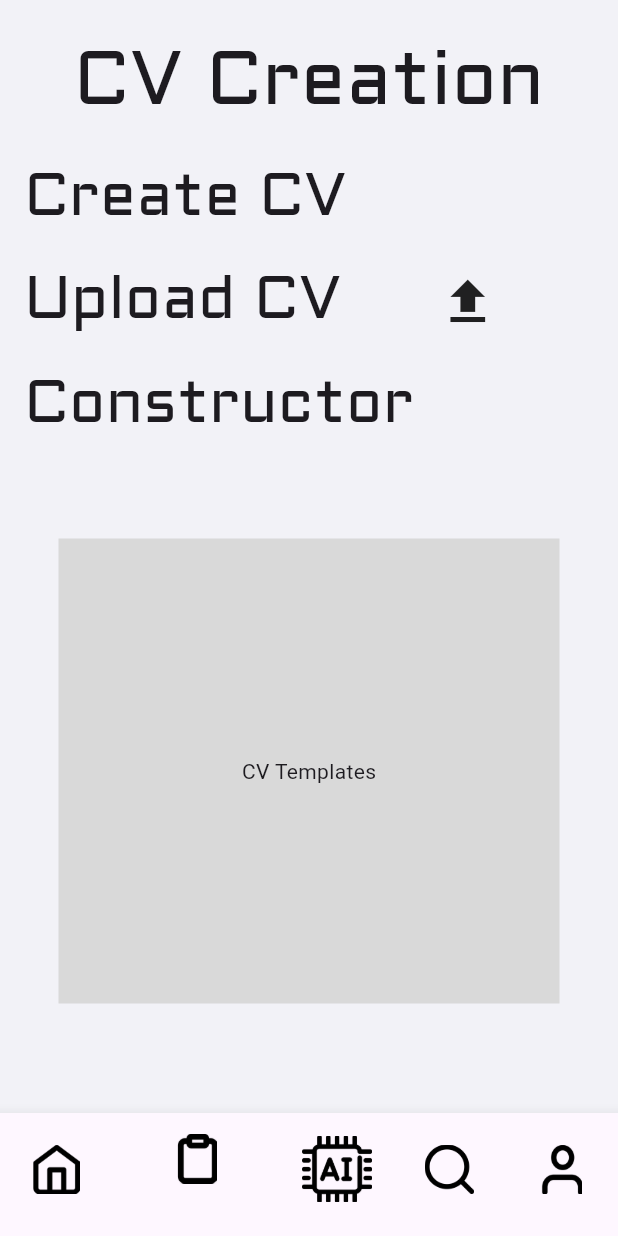
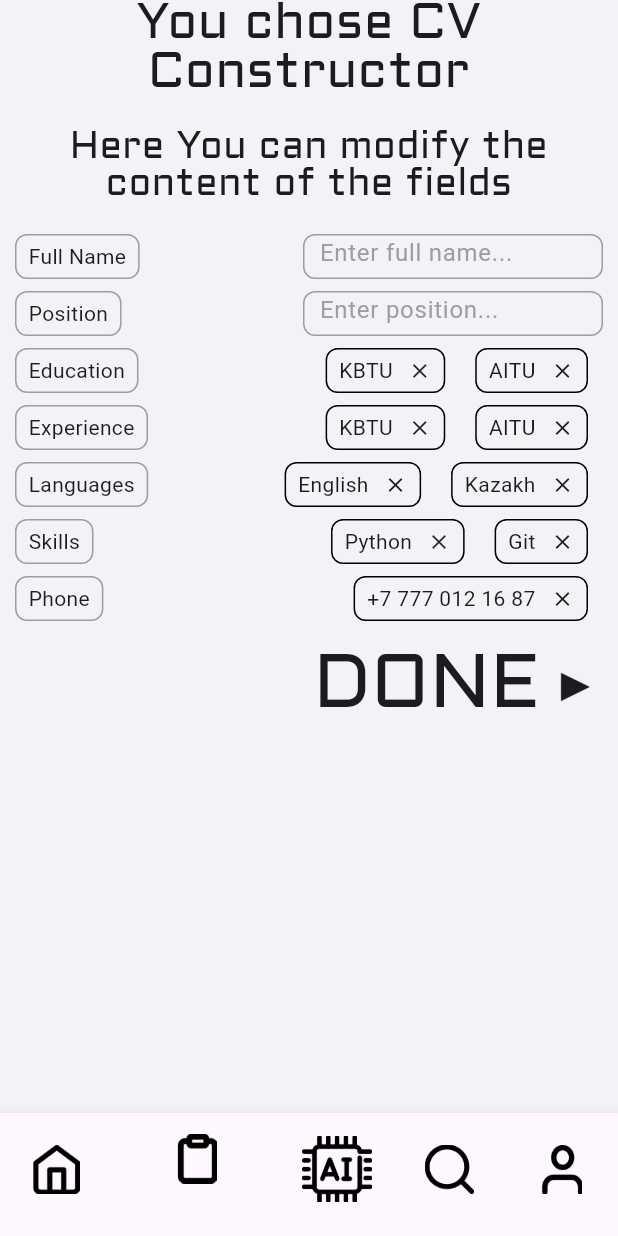
Before and after one commit to diasyerlan/RM-AI, a Flutter app: the screen it shows after launch, after a tap on "Resume Creation", after a tap on "Constructor", on a phone screen of 412 x 824 dp. Run offline on Flutter 3.47's test engine with Material 3 defaults, Android fonts, the light colour scheme and no system bars; our stand-ins replace carousel_slider, dash_chat_2, flutter_gemini, smooth_page_indicator.

Commit message:
feat: create basic ui for cv creation

```diff
--- a/lib/ai page/ai.dart
+++ b/lib/ai page/ai.dart
@@ -1,14 +1,43 @@
+import 'package:dash_chat_2/dash_chat_2.dart';
 import 'package:flutter/material.dart';
+import 'package:flutter_gemini/flutter_gemini.dart';
 
-class AI extends StatelessWidget {
-  const AI({super.key});
+class AI extends StatefulWidget {
+  AI({super.key});
+
+  @override
+  State<AI> createState() => _AIState();
+}
+
+class _AIState extends State<AI> {
+  final Gemini gemini = Gemini.instance;
+  ChatUser currentUser = ChatUser(id: '0', firstName: 'User');
+
+  ChatUser geminiUser =
+      ChatUser(id: '1', firstName: 'Gemini', profileImage: 'assets/3.png');
+
+  List<ChatMessage> messages = [];
 
   @override
   Widget build(BuildContext context) {
-    return const Scaffold(
-      body: Center(
-        child: Text("Dream Job AI Screen"),
-      ),
-    );
+    return Scaffold(
+        appBar: AppBar(
+          title: Text(
+            "Dream Job Ai",
+            style: TextStyle(fontFamily: 'Aldrich', fontSize: 32),
+          ),
+        ),
+        body: _buildUI());
+  }
+
+  Widget _buildUI() {
+    return DashChat(
+        currentUser: currentUser, onSend: _sendMessage, messages: messages);
+  }
+
+  void _sendMessage(ChatMessage chatMessage) {
+    setState(() {
+      messages = [chatMessage, ...messages];
+    });
   }
 }
--- /dev/null
+++ b/lib/const.dart
@@ -0,0 +1 @@
+const String GEMINI_API_KEY = "AIzaSyA-janH1oBdd-o_3EVUvs2BaSQbznOnouQ";
--- /dev/null
+++ b/lib/cv creation page/cv constructor/cv_constructor.dart
@@ -0,0 +1,294 @@
+// ignore_for_file: public_member_api_docs, sort_constructors_first
+import 'package:flutter/material.dart';
+import 'package:flutter/widgets.dart';
+import 'package:hr_bot_app/cv%20creation%20page/choose_template.dart';
+
+class CVConsctructorScreen extends StatelessWidget {
+  const CVConsctructorScreen({super.key});
+
+  @override
+  Widget build(BuildContext context) {
+    return Scaffold(
+        body: SafeArea(
+            child: SizedBox(
+                width: double.infinity,
+                child: Padding(
+                  padding: const EdgeInsets.symmetric(horizontal: 10),
+                  child: Column(
+                      crossAxisAlignment: CrossAxisAlignment.center,
+                      children: [
+                        Text(
+                          'You chose CV Constructor ',
+                          style: TextStyle(
+                              fontSize: 33, fontFamily: 'Aldrich', height: 1),
+                          textAlign: TextAlign.center,
+                        ),
+                        SizedBox(
+                          height: 20,
+                        ),
+                        Text(
+                          'Here You can modify the content of the fields',
+                          style: TextStyle(
+                              fontSize: 25, fontFamily: 'Aldrich', height: 1),
+                          textAlign: TextAlign.center,
+                        ),
+                        SizedBox(
+                          height: 20,
+                        ),
+                        Padding(
+                          padding: const EdgeInsets.only(
+                            bottom: 8,
+                          ),
+                          child: Row(
+                            mainAxisAlignment: MainAxisAlignment.spaceBetween,
+                            children: [
+                              constructorField(
+                                text: 'Full Name',
+                              ),
+                              constructorTextField(text: 'Enter full name...')
+                            ],
+                          ),
+                        ),
+                        Padding(
+                          padding: const EdgeInsets.only(bottom: 8),
+                          child: Row(
+                            mainAxisAlignment: MainAxisAlignment.spaceBetween,
+                            children: [
+                              constructorField(
+                                text: 'Position',
+                              ),
+                              constructorTextField(text: 'Enter position...')
+                            ],
+                          ),
+                        ),
+                        Padding(
+                          padding: const EdgeInsets.only(bottom: 8),
+                          child: Row(
+                            mainAxisAlignment: MainAxisAlignment.spaceBetween,
+                            children: [
+                              constructorField(
+                                text: 'Education',
+                              ),
+                              SizedBox(
+                                width: 70,
+                              ),
+                              Row(
+                                children: [
+                                  constructorLabel(
+                                    text: 'KBTU',
+                                  ),
+                                  constructorLabel(
+                                    text: 'AITU',
+                                  )
+                                ],
+                              )
+                            ],
+                          ),
+                        ),
+                        Padding(
+                          padding: const EdgeInsets.only(bottom: 8),
+                          child: Row(
+                            mainAxisAlignment: MainAxisAlignment.spaceBetween,
+                            children: [
+                              constructorField(
+                                text: 'Experience',
+                              ),
+                              SizedBox(),
+                              Row(
+                                children: [
+                                  constructorLabel(
+                                    text: 'KBTU',
+                                  ),
+                                  constructorLabel(
+                                    text: 'AITU',
+                                  )
+                                ],
+                              )
+                            ],
+                          ),
+                        ),
+                        Padding(
+                          padding: const EdgeInsets.only(bottom: 8),
+                          child: Row(
+                            mainAxisAlignment: MainAxisAlignment.spaceBetween,
+                            children: [
+                              constructorField(
+                                text: 'Languages',
+                              ),
+                              SizedBox(),
+                              Row(
+                                children: [
+                                  constructorLabel(
+                                    text: 'English',
+                                  ),
+                                  constructorLabel(
+                                    text: 'Kazakh',
+                                  )
+                                ],
+                              )
+                            ],
+                          ),
+                        ),
+                        Padding(
+                          padding: const EdgeInsets.only(bottom: 8),
+                          child: Row(
+                            mainAxisAlignment: MainAxisAlignment.spaceBetween,
+                            children: [
+                              constructorField(
+                                text: 'Skills',
+                              ),
+                              SizedBox(),
+                              Row(
+                                children: [
+                                  constructorLabel(
+                                    text: 'Python',
+                                  ),
+                                  constructorLabel(
+                                    text: 'Git',
+                                  )
+                                ],
+                              )
+                            ],
+                          ),
+                        ),
+                        Padding(
+                          padding: const EdgeInsets.only(bottom: 8),
+                          child: Row(
+                            mainAxisAlignment: MainAxisAlignment.spaceBetween,
+                            children: [
+                              constructorField(
+                                text: 'Phone',
+                              ),
+                              SizedBox(),
+                              constructorLabel(
+                                text: '+7 777 012 16 87',
+                              )
+                            ],
+                          ),
+                        ),
+                        GestureDetector(
+                          onTap: () {
+                            Navigator.push(
+                                context,
+                                MaterialPageRoute(
+                                    builder: (context) =>
+                                        ChooseTemplatePage()));
+                          },
+                          child: Row(
+                            mainAxisAlignment: MainAxisAlignment.end,
+                            children: [
+                              const Text(
+                                "DONE",
+                                style: TextStyle(
+                                    fontFamily: 'Aldrich', fontSize: 50),
+                              ),
+                              Image.asset(
+                                'assets/start.png',
+                                height: 32,
+                                width: 42,
+                              )
+                            ],
+                          ),
+                        ),
+                      ]),
+                ))));
+  }
+}
+
+class constructorLabel extends StatelessWidget {
+  String text;
+  constructorLabel({
+    Key? key,
+    required this.text,
+  }) : super(key: key);
+
+  @override
+  Widget build(BuildContext context) {
+    return Padding(
+      padding: const EdgeInsets.symmetric(horizontal: 10.0),
+      child: Row(
+        mainAxisSize: MainAxisSize.min, // Makes the Row take minimum width
+        children: [
+          Container(
+            decoration: BoxDecoration(
+              border: Border.all(width: 1),
+              borderRadius: BorderRadius.circular(8),
+            ),
+            child: Padding(
+              padding: const EdgeInsets.symmetric(horizontal: 8, vertical: 4),
+              child: Row(
+                mainAxisSize: MainAxisSize
+                    .min, // Ensures the inner Row takes minimum width
+                mainAxisAlignment: MainAxisAlignment.spaceBetween,
+                children: [
+                  Text(text),
+                  SizedBox(
+                    width: 10,
+                  ),
+                  Icon(
+                    Icons.clear,
+                    size: 16,
+                  ),
+                ],
+              ),
+            ),
+          ),
+        ],
+      ),
+    );
+  }
+}
+
+class constructorTextField extends StatelessWidget {
+  String text;
+  constructorTextField({
+    super.key,
+    required this.text,
+  });
+
+  @override
+  Widget build(BuildContext context) {
+    return Container(
+      width: 200,
+      height: 30,
+      decoration: BoxDecoration(
+          border: Border.all(width: 1, color: Colors.grey),
+          borderRadius: BorderRadius.circular(8)),
+      child: TextField(
+        cursorWidth: 2.0, // Customize cursor width
+        style: TextStyle(
+          fontSize: 16, // Customize font size
+          color: Colors.black, // Customize text color
+        ),
+        decoration: InputDecoration(
+          contentPadding: EdgeInsets.symmetric(
+              horizontal: 10, vertical: 8), // Padding inside TextField
+          hintText: text, // Placeholder text
+          hintStyle: TextStyle(color: Colors.grey), // Customize hint text
+          border: InputBorder.none, // Removes default TextField border
+        ),
+      ),
+    );
+  }
+}
+
+class constructorField extends StatelessWidget {
+  String text;
+  constructorField({
+    super.key,
+    required this.text,
+  });
+
+  @override
+  Widget build(BuildContext context) {
+    return Container(
+      decoration: BoxDecoration(
+          border: Border.all(width: 1, color: Colors.grey),
+          borderRadius: BorderRadius.circular(8)),
+      child: Padding(
+        padding: const EdgeInsets.symmetric(horizontal: 8, vertical: 4),
+        child: Text(text),
+      ),
+    );
+  }
+}
--- a/lib/cv creation page/cv_creation.dart
+++ b/lib/cv creation page/cv_creation.dart
@@ -1,5 +1,6 @@
 import 'package:flutter/material.dart';
 import 'package:hr_bot_app/cv%20creation%20page/choose_template.dart';
+import 'package:hr_bot_app/cv%20creation%20page/cv%20constructor/cv_constructor.dart';
 
 class CvCreationScreen extends StatelessWidget {
   const CvCreationScreen({super.key});
@@ -32,7 +33,7 @@ class CvCreationScreen extends StatelessWidget {
                               MaterialPageRoute(
                                   builder: (context) => ChooseTemplatePage()));
                         },
-                        child: Row(
+                        child: const Row(
                           children: [
                             Text("Create CV",
                                 style: TextStyle(
@@ -42,8 +43,8 @@ class CvCreationScreen extends StatelessWidget {
                   ),
                   InkWell(
                     onTap: () {},
-                    child: Padding(
-                      padding: const EdgeInsets.only(top: 12),
+                    child: const Padding(
+                      padding: EdgeInsets.only(top: 12),
                       child: Row(
                         children: [
                           Text("Upload CV",
@@ -60,27 +61,32 @@ class CvCreationScreen extends StatelessWidget {
                     ),
                   ),
                   InkWell(
-                    onTap: () {},
-                    child: Padding(
-                      padding: const EdgeInsets.only(top: 12),
+                    onTap: () {
+                      Navigator.push(
+                          context,
+                          MaterialPageRoute(
+                              builder: (context) => CVConsctructorScreen()));
+                    },
+                    child: const Padding(
+                      padding: EdgeInsets.only(top: 12),
                       child: Row(
                         children: [
                           Text("Constructor",
-                              style:
-                                  TextStyle(fontFamily: 'Aldrich', fontSize: 40)),
+                              style: TextStyle(
+                                  fontFamily: 'Aldrich', fontSize: 40)),
                         ],
                       ),
                     ),
                   ),
-                  SizedBox(
+                  const SizedBox(
                     height: 60,
                   ),
                   Center(
                     child: Container(
-                      color: Color(0xFFD9D9D9),
+                      color: const Color(0xFFD9D9D9),
                       height: 310,
                       width: 334,
-                      child: Center(
+                      child: const Center(
                         child: Text("CV Templates"),
                       ),
                     ),
--- a/lib/main page/main_page.dart
+++ b/lib/main page/main_page.dart
@@ -9,15 +9,15 @@ class MainPage extends StatelessWidget {
     return Scaffold(
       body: SafeArea(
         child: Padding(
-          padding: EdgeInsets.symmetric(vertical: 20),
+          padding: const EdgeInsets.symmetric(vertical: 20),
           child: Column(
             crossAxisAlignment: CrossAxisAlignment.center,
             children: [
-              Text(
+              const Text(
                 'Welcome User',
                 style: TextStyle(fontFamily: 'Aldrich', fontSize: 40),
               ),
-              Text(
+              const Text(
                 'Let us introduce you to Recruit ME AI',
                 style: TextStyle(fontFamily: 'Aldrich', fontSize: 29),
                 textAlign: TextAlign.center,
@@ -50,10 +50,10 @@ class MainPage extends StatelessWidget {
 }
 
 class MainPageCard extends StatelessWidget {
-  String title;
-  String description;
+  final String title;
+  final String description;
   final VoidCallback onCardTapped;
-  MainPageCard({super.key, required this.title, required this.description, required this.onCardTapped});
+  const MainPageCard({super.key, required this.title, required this.description, required this.onCardTapped});
 
   @override
   Widget build(BuildContext context) {
@@ -61,7 +61,7 @@ class MainPageCard extends StatelessWidget {
       onTap: onCardTapped,
       child: Padding(
         padding: const EdgeInsets.symmetric(horizontal: 14, vertical: 14),
-        child: Container(
+        child: SizedBox(
           height: 130,
           child: Row(
             mainAxisSize: MainAxisSize.max,
@@ -83,11 +83,11 @@ class MainPageCard extends StatelessWidget {
                         children: [
                           Text(
                             title,
-                            style: TextStyle(fontSize: 22),
+                            style: const TextStyle(fontSize: 22),
                           ),
                           Text(
                             description,
-                            style: TextStyle(fontSize: 12),
+                            style: const TextStyle(fontSize: 12),
                           ),
                         ],
                       ),
--- a/lib/main.dart
+++ b/lib/main.dart
@@ -1,8 +1,10 @@
 import 'package:flutter/material.dart';
-import 'package:hr_bot_app/main%20page/main_page.dart';
+import 'package:flutter_gemini/flutter_gemini.dart';
+import 'package:hr_bot_app/const.dart';
 import 'package:hr_bot_app/navbar.dart';
 
 void main() {
+  Gemini.init(apiKey: GEMINI_API_KEY);
   runApp(const MyApp());
 }
 
@@ -13,10 +15,8 @@ class MyApp extends StatelessWidget {
   Widget build(BuildContext context) {
     return MaterialApp(
       debugShowCheckedModeBanner: false,
-      home: NavBar(),
-      theme: ThemeData(
-        scaffoldBackgroundColor: Color(0xFFF2F2F7)
-      ),
+      home: const NavBar(),
+      theme: ThemeData(scaffoldBackgroundColor: const Color(0xFFF2F2F7)),
     );
   }
 }
--- a/pubspec.yaml
+++ b/pubspec.yaml
@@ -37,6 +37,8 @@ dependencies:
   cupertino_icons: ^1.0.6
   carousel_slider: ^5.0.0
   smooth_page_indicator: ^1.2.0+3
+  flutter_gemini: ^2.0.5
+  dash_chat_2: ^0.0.21
 
 dev_dependencies:
   flutter_test:
```
Also changed, not shown: lib/cv creation page/choose_template.dart (+5 -5 lines), lib/cv creation page/content fillment/content_fillment.dart (renamed from lib/cv creation page/content_fillment.dart, +35 -18 lines), lib/cv creation page/content fillment/education_filling.dart (added, +123 -0 lines), lib/cv creation page/resume_constructor.dart (added, +79 -0 lines), flutter_01.png (added), pubspec.lock, 15 other files.
